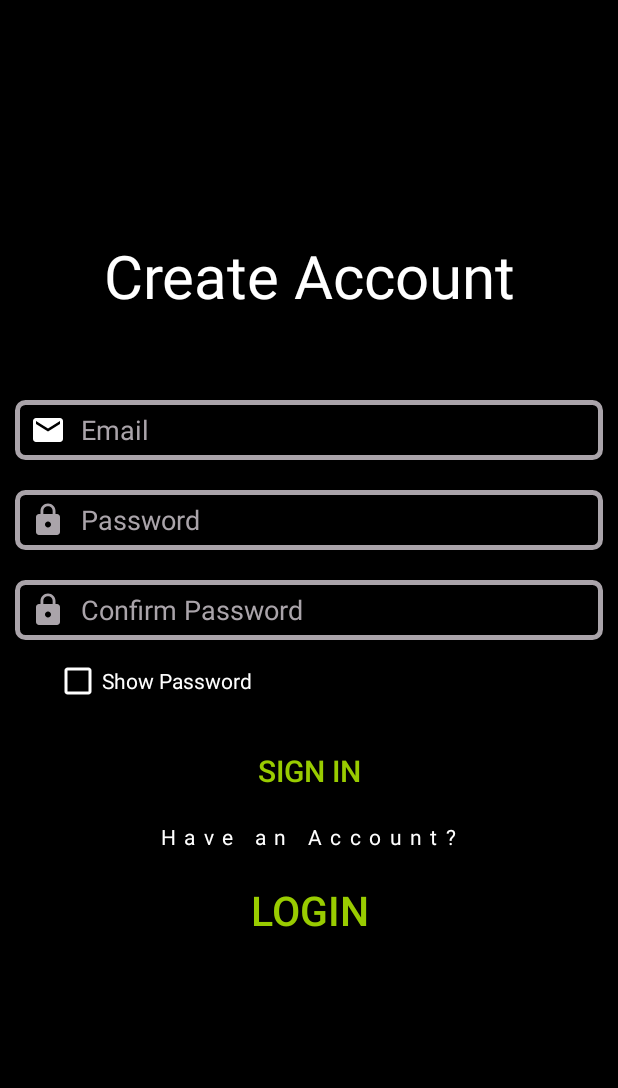
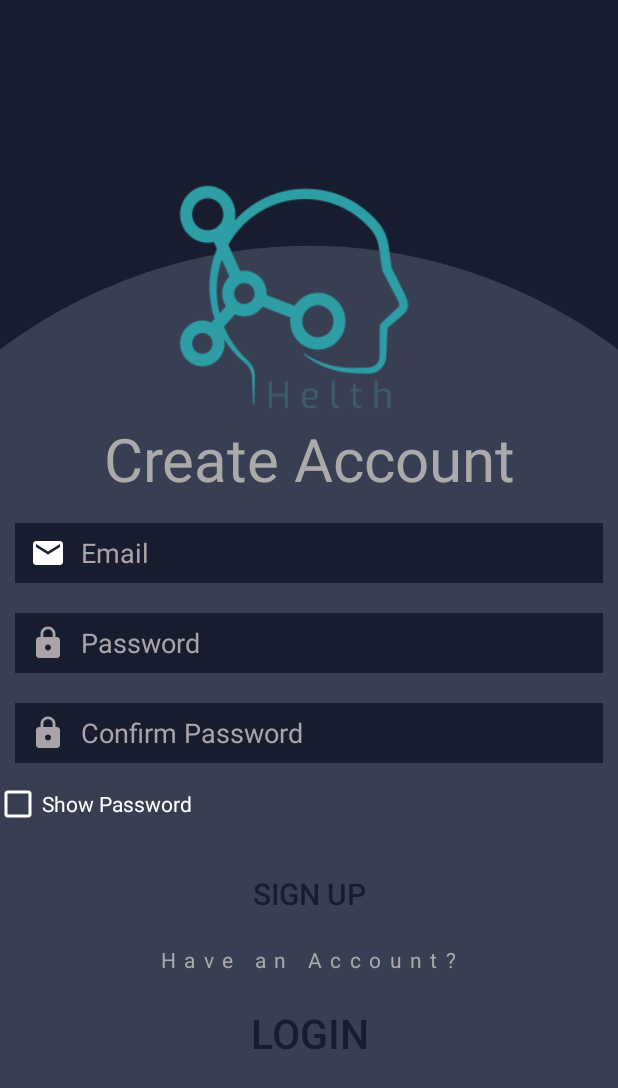
Before and after one commit to kevinlalkalathingal/HelthX, an Android app: the RegisterActivity screen opened directly, with no data from a screen before it, on a phone screen of 412 x 824 dp. Shown: the top 1088 px of the screen. Run offline under Robolectric (Android 15) with nearby library versions, the phone set to English and light mode, and no system bars; our stand-ins replace Firebase (no records; nobody signed in at launch, a user with empty details on screens opened directly); 1 statement that could not run was skipped.

Commit message:
Helth 1.0.1

```diff
--- a/app/src/main/AndroidManifest.xml
+++ b/app/src/main/AndroidManifest.xml
@@ -4,7 +4,7 @@
 
     <application
         android:allowBackup="true"
-        android:icon="@mipmap/ic_launcher"
+        android:icon="@mipmap/helth_logo"
         android:label="@string/app_name"
         android:roundIcon="@mipmap/ic_launcher_round"
         android:supportsRtl="true"
--- a/app/src/main/res/layout/activity_register.xml
+++ b/app/src/main/res/layout/activity_register.xml
@@ -5,17 +5,24 @@
     android:layout_width="match_parent"
     android:layout_height="match_parent"
     android:orientation="vertical"
-    android:background="@android:color/black"
     android:gravity="center"
+    android:background="@mipmap/helth_background"
     tools:context=".RegisterActivity">
+
+    <ImageView
+        android:id="@+id/imageView"
+        android:layout_width="213dp"
+        android:layout_height="164dp"
+        android:layout_marginTop="40dp"
+        android:layout_marginRight="10dp"
+        app:srcCompat="@mipmap/helth_logo" />
 
     <TextView
         android:layout_width="match_parent"
         android:layout_height="60dp"
         android:text="Create Account"
-        android:textColor="@android:color/white"
+        android:textColor="@android:color/darker_gray"
         android:textSize="40sp"
-        android:layout_marginBottom="40dp"
         android:textAlignment="center"/>
 
     <EditText
@@ -30,7 +37,7 @@
         android:drawablePadding="10dp"
         android:textColorHint="@color/grey"
         android:id="@+id/reg_email_et"
-        android:background="@drawable/custom_input"/>
+        android:background="#171d2e"/>
 
     <EditText
         android:layout_width="match_parent"
@@ -44,7 +51,7 @@
         android:textColor="@android:color/white"
         android:textColorHint="@color/grey"
         android:id="@+id/reg_pass_et"
-        android:background="@drawable/custom_input"/>
+        android:background="#171d2e"/>
 
     <EditText
         android:layout_width="match_parent"
@@ -58,24 +65,24 @@
         android:textColorHint="@color/grey"
         android:textColor="@android:color/white"
         android:id="@+id/reg_confirmpass_et"
-        android:background="@drawable/custom_input"/>
+        android:background="#171d2e"/>
 
     <CheckBox
+        android:id="@+id/reg_checkbox"
         android:layout_width="200dp"
         android:layout_height="wrap_content"
+        android:layout_marginTop="1dp"
+        android:layout_marginRight="110dp"
+        android:buttonTint="@android:color/white"
         android:text="Show Password"
-        android:buttonTint="@android:color/white"
-        android:textColor="@android:color/white"
-        android:layout_marginRight="70dp"
-        android:layout_marginTop="1dp"
-        android:id="@+id/reg_checkbox"/>
+        android:textColor="@android:color/white" />
 
     <Button
         android:layout_width="wrap_content"
         android:layout_height="wrap_content"
         android:background="@android:color/transparent"
-        android:textColor="@android:color/holo_green_light"
-        android:text="Sign In"
+        android:textColor="#171d2e"
+        android:text="Sign Up"
         android:layout_marginTop="20dp"
         android:id="@+id/button_reg"
         android:textSize="20dp"/>
@@ -86,24 +93,24 @@
         android:text="Have an Account?"
         android:layout_margin="10sp"
         android:letterSpacing=".4"
-        android:textColor="@android:color/white"/>
+        android:textColor="@android:color/darker_gray"/>
 
     <Button
         android:layout_width="wrap_content"
         android:layout_height="wrap_content"
         android:background="@android:color/transparent"
-        android:textColor="@android:color/holo_green_light"
+        android:textColor="#171d2e"
         android:text="Login"
         android:id="@+id/signup_to_login"
         android:textSize="27dp"
         android:layout_marginTop="5dp"/>
 
     <ProgressBar
-        android:layout_width="match_parent"
+        android:layout_width="340dp"
         android:layout_height="wrap_content"
         android:id="@+id/progressbar_reg"
         android:indeterminate="true"
-        android:indeterminateTint="@android:color/white"
+        android:indeterminateTint="@android:color/darker_gray"
         style="@style/Widget.AppCompat.ProgressBar.Horizontal"
         android:visibility="invisible"
         android:layout_marginTop="20dp"/>
```
Also changed, not shown: app/src/main/res/drawable/ic_baseline_logo_24.xml (added, +10 -0 lines), app/src/main/res/layout/activity_login.xml (+18 -9 lines), app/src/main/res/mipmap-hdpi/helth_background.png (added), app/src/main/res/mipmap-hdpi/helth_logo.png (added), app/src/main/res/mipmap-mdpi/helth_background.png (added), app/src/main/res/mipmap-mdpi/helth_logo.png (added), app/src/main/res/mipmap-xhdpi/helth_background.png (added), app/src/main/res/mipmap-xhdpi/helth_logo.png (added), app/src/main/res/mipmap-xxhdpi/helth_background.png (added), app/src/main/res/mipmap-xxhdpi/helth_logo.png (added), app/src/main/res/mipmap-xxxhdpi/helth_background.png (added), app/src/main/res/mipmap-xxxhdpi/helth_logo.png (added).
